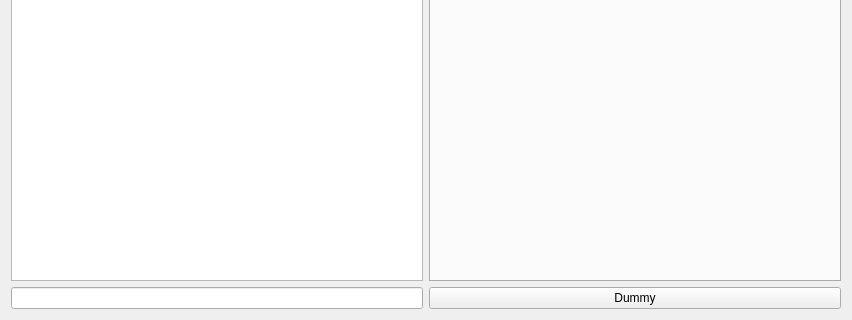
This is src/gui/explorer.ui in KLZ-0/ICP-project as Qt 5 draws it before an edit; both pictures show x 0 to 852 and y 387 to 707 of the 852 by 707 pixel window. The edited form follows.
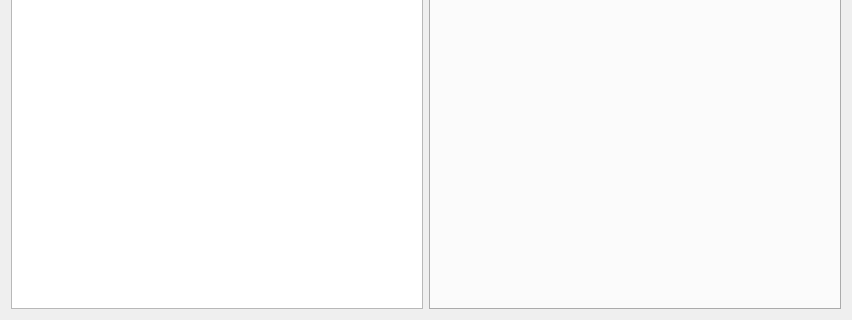
This is the edited form.

Commit message: Remove DummyButton

Diff of the .ui file:
```diff
--- a/src/gui/explorer.ui
+++ b/src/gui/explorer.ui
@@ -14,9 +14,6 @@
    <string>Form</string>
   </property>
   <layout class="QGridLayout" name="gridLayout">
-   <item row="1" column="1">
-    <widget class="QLineEdit" name="dummyEdit"/>
-   </item>
    <item row="0" column="1">
     <widget class="QTreeWidget" name="treeWidget">
      <attribute name="headerVisible">
@@ -29,13 +26,6 @@
      </column>
     </widget>
    </item>
-   <item row="1" column="2">
-    <widget class="QPushButton" name="dummyButton">
-     <property name="text">
-      <string>Dummy</string>
-     </property>
-    </widget>
-   </item>
    <item row="0" column="2">
     <widget class="QTabWidget" name="tabWidget">
      <property name="tabPosition">
```
The commit also changes 2 other files.
